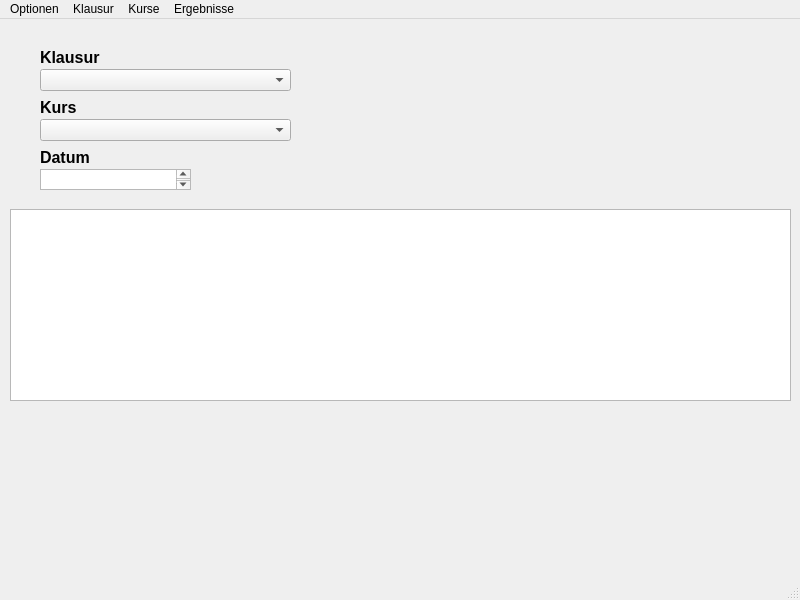
First picture: the form in mainwindow.ui, repository koc-schule/bewertungsrechner, before the edit.
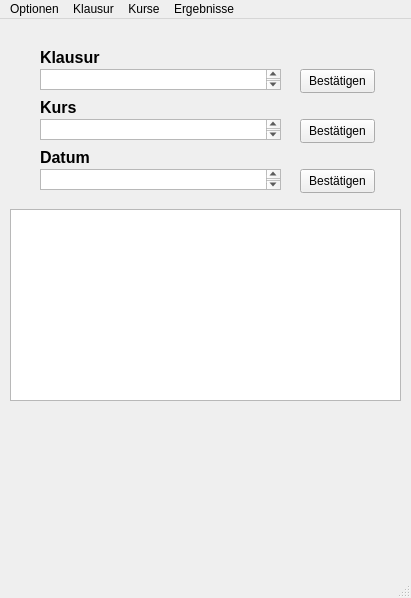
Second picture: the form after the edit.

What changed in the file:
```diff
--- a/mainwindow.ui
+++ b/mainwindow.ui
@@ -6,8 +6,8 @@
    <rect>
     <x>0</x>
     <y>0</y>
-    <width>800</width>
-    <height>600</height>
+    <width>411</width>
+    <height>598</height>
    </rect>
   </property>
   <property name="windowTitle">
@@ -33,26 +33,6 @@
      <string>Klausur</string>
     </property>
    </widget>
-   <widget class="QComboBox" name="klausur_auswaehlen_comboBox">
-    <property name="geometry">
-     <rect>
-      <x>40</x>
-      <y>50</y>
-      <width>251</width>
-      <height>22</height>
-     </rect>
-    </property>
-   </widget>
-   <widget class="QComboBox" name="kurs_auswaehlen_comboBox">
-    <property name="geometry">
-     <rect>
-      <x>40</x>
-      <y>100</y>
-      <width>251</width>
-      <height>22</height>
-     </rect>
-    </property>
-   </widget>
    <widget class="QLabel" name="kurs_auswaehlen_label">
     <property name="geometry">
      <rect>
@@ -77,7 +57,7 @@
      <rect>
       <x>40</x>
       <y>150</y>
-      <width>151</width>
+      <width>241</width>
       <height>21</height>
      </rect>
     </property>
@@ -106,18 +86,77 @@
      <rect>
       <x>10</x>
       <y>190</y>
-      <width>781</width>
+      <width>391</width>
       <height>192</height>
      </rect>
     </property>
    </widget>
+   <widget class="QPushButton" name="datum_bestaetigen_pushButton">
+    <property name="geometry">
+     <rect>
+      <x>300</x>
+      <y>150</y>
+      <width>75</width>
+      <height>24</height>
+     </rect>
+    </property>
+    <property name="text">
+     <string>Bestätigen</string>
+    </property>
+   </widget>
+   <widget class="QPushButton" name="kurs_bestaetigen_pushButton">
+    <property name="geometry">
+     <rect>
+      <x>300</x>
+      <y>100</y>
+      <width>75</width>
+      <height>24</height>
+     </rect>
+    </property>
+    <property name="text">
+     <string>Bestätigen</string>
+    </property>
+   </widget>
+   <widget class="QPushButton" name="klausur_bestaetigen_pushButton">
+    <property name="geometry">
+     <rect>
+      <x>300</x>
+      <y>50</y>
+      <width>75</width>
+      <height>24</height>
+     </rect>
+    </property>
+    <property name="text">
+     <string>Bestätigen</string>
+    </property>
+   </widget>
+   <widget class="QTextEdit" name="klausur_auswaehlen_textEdit">
+    <property name="geometry">
+     <rect>
+      <x>40</x>
+      <y>50</y>
+      <width>241</width>
+      <height>21</height>
+     </rect>
+    </property>
+   </widget>
+   <widget class="QTextEdit" name="kurs_auswaehlen_textEdit">
+    <property name="geometry">
+     <rect>
+      <x>40</x>
+      <y>100</y>
+      <width>241</width>
+      <height>21</height>
+     </rect>
+    </property>
+   </widget>
   </widget>
   <widget class="QMenuBar" name="menubar">
    <property name="geometry">
     <rect>
      <x>0</x>
      <y>0</y>
-     <width>800</width>
+     <width>411</width>
      <height>22</height>
     </rect>
    </property>
```
Left out of the diff: 25 changed lines with no effect on the pictures.
